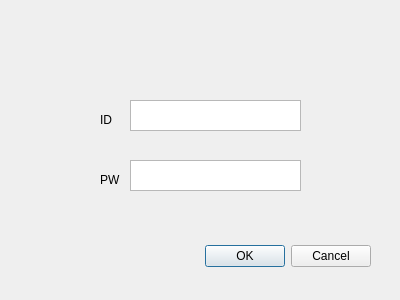
QjaYo/Database_MiniProject, file loginwindow.ui: the form before one commit.
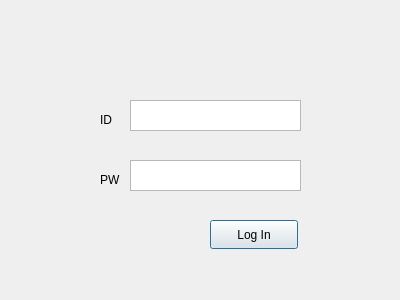
The form after the commit.

```diff
--- a/loginwindow.ui
+++ b/loginwindow.ui
@@ -19,23 +19,7 @@
   <property name="windowTitle">
    <string>Dialog</string>
   </property>
-  <widget class="QDialogButtonBox" name="buttonBox">
-   <property name="geometry">
-    <rect>
-     <x>30</x>
-     <y>240</y>
-     <width>341</width>
-     <height>32</height>
-    </rect>
-   </property>
-   <property name="orientation">
-    <enum>Qt::Orientation::Horizontal</enum>
-   </property>
-   <property name="standardButtons">
-    <set>QDialogButtonBox::StandardButton::Cancel|QDialogButtonBox::StandardButton::Ok</set>
-   </property>
-  </widget>
-  <widget class="QPlainTextEdit" name="plainTextEdit">
+  <widget class="QPlainTextEdit" name="textEdit_id">
    <property name="geometry">
     <rect>
      <x>130</x>
@@ -81,6 +65,19 @@
     <string>PW</string>
    </property>
   </widget>
+  <widget class="QPushButton" name="btn_login">
+   <property name="geometry">
+    <rect>
+     <x>210</x>
+     <y>220</y>
+     <width>88</width>
+     <height>29</height>
+    </rect>
+   </property>
+   <property name="text">
+    <string>Log In</string>
+   </property>
+  </widget>
  </widget>
  <resources/>
  <connections>
```
Left out of the diff: 37 changed lines with no effect on the pictures.
